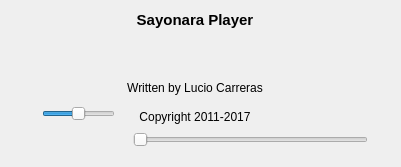
This is src/GUI/Player/GUI_Controls.ui in return42/sayonara as Qt 5 draws it before an edit. The edited form follows.
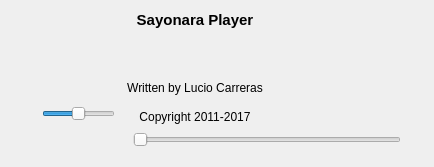
This is the edited form. Icons and pictures are not drawn. Custom widgets are drawn as their Qt base class.

```diff
--- a/src/GUI/Player/GUI_Controls.ui
+++ b/src/GUI/Player/GUI_Controls.ui
@@ -6,7 +6,7 @@
    <rect>
     <x>0</x>
     <y>0</y>
-    <width>401</width>
+    <width>434</width>
     <height>167</height>
    </rect>
   </property>
```
Left out of the diff: 2 changed lines with no effect on the pictures.
